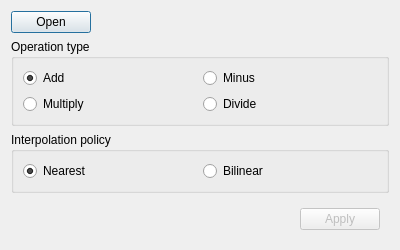
Above: src/AlgebraDialog.ui from Ovilia/PIP before the change. Below: the same form after it.
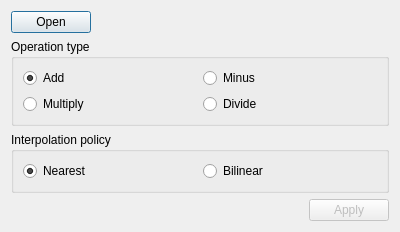
That is the form after the change. Icons and pictures are not drawn.

```diff
--- a/src/AlgebraDialog.ui
+++ b/src/AlgebraDialog.ui
@@ -7,7 +7,7 @@
     <x>0</x>
     <y>0</y>
     <width>400</width>
-    <height>224</height>
+    <height>206</height>
    </rect>
   </property>
   <property name="windowTitle">
@@ -132,6 +132,9 @@
    <item>
     <widget class="QWidget" name="widget_2" native="true">
      <layout class="QHBoxLayout" name="horizontalLayout_2">
+      <property name="margin">
+       <number>0</number>
+      </property>
       <item>
        <spacer name="horizontalSpacer_2">
         <property name="orientation">
```
Left out of the diff: 8 changed lines with no effect on the pictures.
